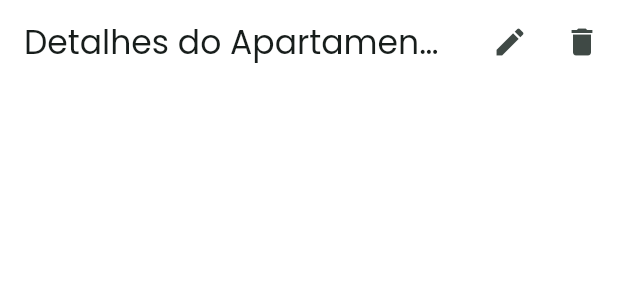
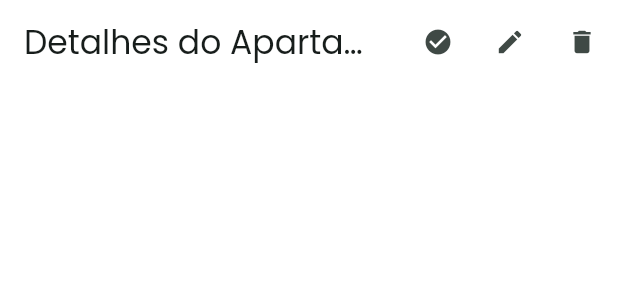
Before and after one commit to gfbsant/condo_connect_app, a Flutter app: the ApartmentDetailAppBar widget shown alone on an empty page, opened directly, after a tap on the "edit" icon, on a phone screen of 412 x 824 dp. Shown: the top 300 px of the screen. Run offline on Flutter 3.47's test engine with Material 3 defaults, Android fonts, the phone set to English and light mode, and no system bars; our stand-ins replace dartz, equatable, flutter_riverpod, flutter_secure_storage, get_it, google_fonts and 1 more; accounts and stored records are empty; network calls fail; project files that could hold a hidden picture were left out.

Commit message:
Update apartment detail icons size and modify resident form to include userName field

```diff
--- a/lib/features/apartments/presentation/pages/apartment_detail_page.dart
+++ b/lib/features/apartments/presentation/pages/apartment_detail_page.dart
@@ -232,19 +232,19 @@ class ApartmentDetailAppBar extends StatelessWidget
                           strokeWidth: 2,
                         ),
                       )
-                    : const Icon(Icons.check_circle),
+                    : const Icon(Icons.check_circle, size: 20),
               ),
             IconButton(
               onPressed: () async {
                 await editCallback(apartment!);
               },
-              icon: const Icon(Icons.edit),
+              icon: const Icon(Icons.edit, size: 20),
             ),
             IconButton(
               onPressed: () async {
                 await deleteCallback();
               },
-              icon: const Icon(Icons.delete),
+              icon: const Icon(Icons.delete, size: 20),
             ),
           ]
         : null,
--- a/lib/features/apartments/presentation/previews/apartment_detail_preview.dart
+++ b/lib/features/apartments/presentation/previews/apartment_detail_preview.dart
@@ -22,7 +22,7 @@ const _apartment = ApartmentEntity(
   tower: '11',
   floor: '4',
   door: 'B',
-  active: true,
+  active: false,
   rented: true,
   residents: _residents,
 );
--- a/lib/features/residents/presentation/previews/resident_form_preview.dart
+++ b/lib/features/residents/presentation/previews/resident_form_preview.dart
@@ -10,6 +10,7 @@ Widget residentFormPreview() => PreviewWrapper(
   body: ResidentFormBody(
     formKey: GlobalKey<FormState>(),
     emailController: TextEditingController(),
+    userName: 'José Alves Oliveira',
     isOwner: true,
     isLoading: false,
     isEditing: false,
```
Also changed, not shown: lib/features/residents/presentation/pages/resident_form_page.dart (+53 -4 lines).
